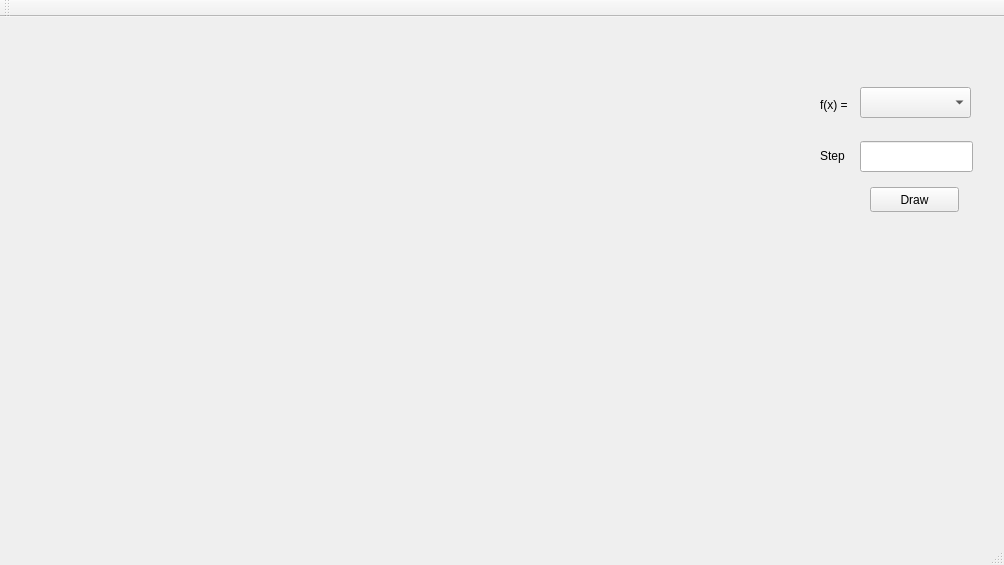
Old version of the form Project/mainwindow.ui in the repository vadim8960/semester-work-1.
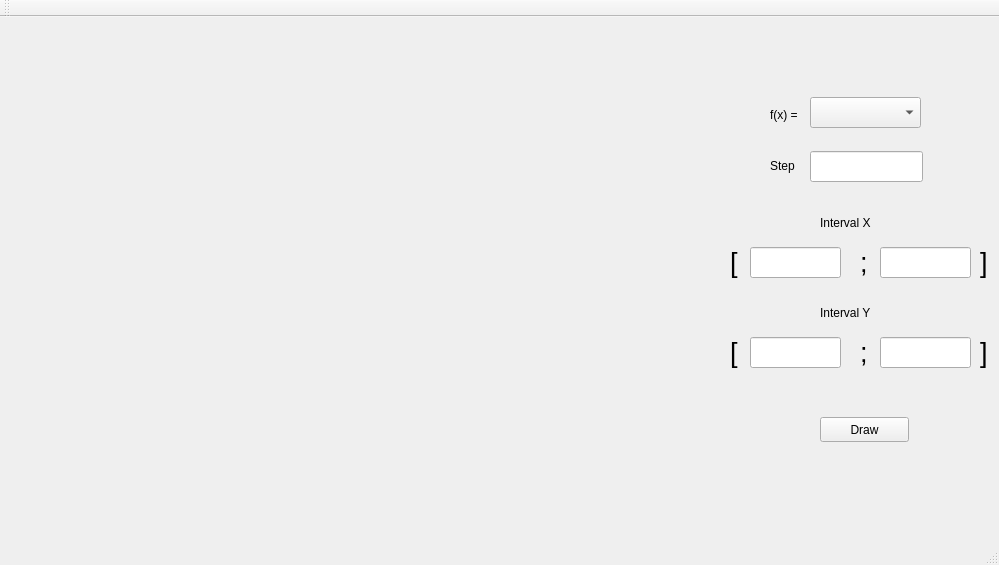
New version of the form.

Patch:
```diff
--- a/Project/mainwindow.ui
+++ b/Project/mainwindow.ui
@@ -6,7 +6,7 @@
    <rect>
     <x>0</x>
     <y>0</y>
-    <width>1004</width>
+    <width>999</width>
     <height>565</height>
    </rect>
   </property>
@@ -28,8 +28,8 @@
    <widget class="QLineEdit" name="lineEdit">
     <property name="geometry">
      <rect>
-      <x>860</x>
-      <y>124</y>
+      <x>810</x>
+      <y>134</y>
       <width>113</width>
       <height>31</height>
      </rect>
@@ -38,8 +38,8 @@
    <widget class="QPushButton" name="button">
     <property name="geometry">
      <rect>
-      <x>870</x>
-      <y>170</y>
+      <x>820</x>
+      <y>400</y>
       <width>89</width>
       <height>25</height>
      </rect>
@@ -51,8 +51,8 @@
    <widget class="QComboBox" name="comboBox">
     <property name="geometry">
      <rect>
-      <x>860</x>
-      <y>70</y>
+      <x>810</x>
+      <y>80</y>
       <width>111</width>
       <height>31</height>
      </rect>
@@ -61,8 +61,8 @@
    <widget class="QLabel" name="label">
     <property name="geometry">
      <rect>
-      <x>820</x>
-      <y>130</y>
+      <x>770</x>
+      <y>140</y>
       <width>41</width>
       <height>17</height>
      </rect>
@@ -74,8 +74,8 @@
    <widget class="QLabel" name="label_2">
     <property name="geometry">
      <rect>
-      <x>820</x>
-      <y>80</y>
+      <x>770</x>
+      <y>90</y>
       <width>41</width>
       <height>16</height>
      </rect>
@@ -84,6 +84,180 @@
      <string>f(x) = </string>
     </property>
    </widget>
+   <widget class="QLineEdit" name="line_interval_left_x">
+    <property name="geometry">
+     <rect>
+      <x>750</x>
+      <y>230</y>
+      <width>91</width>
+      <height>31</height>
+     </rect>
+    </property>
+   </widget>
+   <widget class="QLineEdit" name="line_interval_right_x">
+    <property name="geometry">
+     <rect>
+      <x>880</x>
+      <y>230</y>
+      <width>91</width>
+      <height>31</height>
+     </rect>
+    </property>
+   </widget>
+   <widget class="QLineEdit" name="line_interval_down_y">
+    <property name="geometry">
+     <rect>
+      <x>750</x>
+      <y>320</y>
+      <width>91</width>
+      <height>31</height>
+     </rect>
+    </property>
+   </widget>
+   <widget class="QLineEdit" name="line_interval_up_y">
+    <property name="geometry">
+     <rect>
+      <x>880</x>
+      <y>320</y>
+      <width>91</width>
+      <height>31</height>
+     </rect>
+    </property>
+   </widget>
+   <widget class="QLabel" name="label_3">
+    <property name="geometry">
+     <rect>
+      <x>820</x>
+      <y>190</y>
+      <width>101</width>
+      <height>31</height>
+     </rect>
+    </property>
+    <property name="text">
+     <string>Interval X</string>
+    </property>
+   </widget>
+   <widget class="QLabel" name="label_4">
+    <property name="geometry">
+     <rect>
+      <x>820</x>
+      <y>280</y>
+      <width>101</width>
+      <height>31</height>
+     </rect>
+    </property>
+    <property name="text">
+     <string>Interval Y</string>
+    </property>
+   </widget>
+   <widget class="QLabel" name="label_5">
+    <property name="geometry">
+     <rect>
+      <x>730</x>
+      <y>230</y>
+      <width>21</width>
+      <height>31</height>
+     </rect>
+    </property>
+    <property name="font">
+     <font>
+      <pointsize>20</pointsize>
+     </font>
+    </property>
+    <property name="text">
+     <string>[</string>
+    </property>
+   </widget>
+   <widget class="QLabel" name="label_6">
+    <property name="geometry">
+     <rect>
+      <x>730</x>
+      <y>320</y>
+      <width>21</width>
+      <height>31</height>
+     </rect>
+    </property>
+    <property name="font">
+     <font>
+      <pointsize>20</pointsize>
+     </font>
+    </property>
+    <property name="text">
+     <string>[</string>
+    </property>
+   </widget>
+   <widget class="QLabel" name="label_7">
+    <property name="geometry">
+     <rect>
+      <x>980</x>
+      <y>320</y>
+      <width>21</width>
+      <height>31</height>
+     </rect>
+    </property>
+    <property name="font">
+     <font>
+      <pointsize>20</pointsize>
+     </font>
+    </property>
+    <property name="text">
+     <string>]</string>
+    </property>
+   </widget>
+   <widget class="QLabel" name="label_8">
+    <property name="geometry">
+     <rect>
+      <x>980</x>
+      <y>230</y>
+      <width>21</width>
+      <height>31</height>
+     </rect>
+    </property>
+    <property name="font">
+     <font>
+      <pointsize>20</pointsize>
+     </font>
+    </property>
+    <property name="text">
+     <string>]</string>
+    </property>
+   </widget>
+   <widget class="QLabel" name="label_9">
+    <property name="geometry">
+     <rect>
+      <x>860</x>
+      <y>230</y>
+      <width>21</width>
+      <height>31</height>
+     </rect>
+    </property>
+    <property name="font">
+     <font>
+      <pointsize>20</pointsize>
+     </font>
+    </property>
+    <property name="text">
+     <string>;</string>
+    </property>
+   </widget>
+   <widget class="QLabel" name="label_10">
+    <property name="geometry">
+     <rect>
+      <x>860</x>
+      <y>320</y>
+      <width>21</width>
+      <height>31</height>
+     </rect>
+    </property>
+    <property name="font">
+     <font>
+      <pointsize>20</pointsize>
+     </font>
+    </property>
+    <property name="text">
+     <string>;</string>
+    </property>
+   </widget>
   </widget>
   <widget class="QMenuBar" name="menuBar">
    <property name="geometry">
```
Left out of the diff: 4 changed lines with no effect on the pictures.
